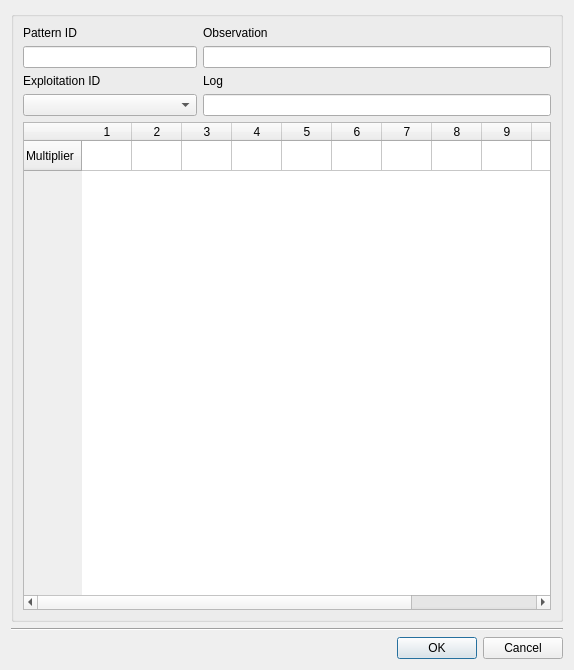
Old version of the form core/ui/toolbars/epa/nonvisual_pattern_ws.ui in the repository Giswater/giswater_qgis_plugin.
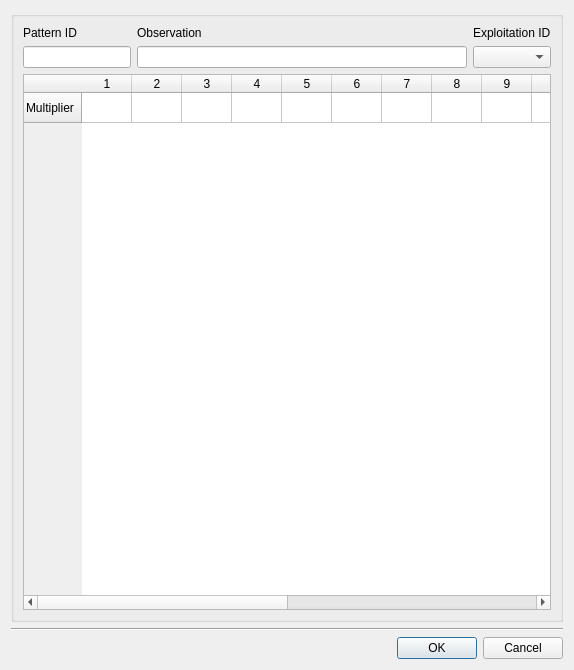
New version of the form.

Commit message: Enhancement: ws patterns -- refactor ui & set scale-to-fit for tableview

```diff
--- a/core/ui/toolbars/epa/nonvisual_pattern_ws.ui
+++ b/core/ui/toolbars/epa/nonvisual_pattern_ws.ui
@@ -95,46 +95,7 @@
           </property>
          </widget>
         </item>
-        <item row="2" column="0">
-         <widget class="QLabel" name="lbl_pattern_type">
-          <property name="sizePolicy">
-           <sizepolicy hsizetype="Minimum" vsizetype="Preferred">
-            <horstretch>0</horstretch>
-            <verstretch>0</verstretch>
-           </sizepolicy>
-          </property>
-          <property name="text">
-           <string>Exploitation ID</string>
-          </property>
-         </widget>
-        </item>
-        <item row="3" column="0">
-         <widget class="QComboBox" name="cmb_expl_id">
-          <property name="sizePolicy">
-           <sizepolicy hsizetype="Minimum" vsizetype="Fixed">
-            <horstretch>0</horstretch>
-            <verstretch>0</verstretch>
-           </sizepolicy>
-          </property>
-         </widget>
-        </item>
-        <item row="3" column="1" colspan="2">
-         <widget class="QLineEdit" name="txt_log"/>
-        </item>
-        <item row="2" column="1" colspan="2">
-         <widget class="QLabel" name="lbl_log">
-          <property name="sizePolicy">
-           <sizepolicy hsizetype="Preferred" vsizetype="Minimum">
-            <horstretch>0</horstretch>
-            <verstretch>0</verstretch>
-           </sizepolicy>
-          </property>
-          <property name="text">
-           <string>Log</string>
-          </property>
-         </widget>
-        </item>
-        <item row="1" column="1" colspan="2">
+        <item row="1" column="1">
          <widget class="QLineEdit" name="txt_observ">
           <property name="sizePolicy">
            <sizepolicy hsizetype="Expanding" vsizetype="Fixed">
@@ -144,7 +105,17 @@
           </property>
          </widget>
         </item>
-        <item row="0" column="1" colspan="2">
+        <item row="1" column="2">
+         <widget class="QComboBox" name="cmb_expl_id">
+          <property name="sizePolicy">
+           <sizepolicy hsizetype="Minimum" vsizetype="Fixed">
+            <horstretch>0</horstretch>
+            <verstretch>0</verstretch>
+           </sizepolicy>
+          </property>
+         </widget>
+        </item>
+        <item row="0" column="1">
          <widget class="QLabel" name="lbl_observ">
           <property name="sizePolicy">
            <sizepolicy hsizetype="Preferred" vsizetype="Fixed">
@@ -157,6 +128,19 @@
           </property>
          </widget>
         </item>
+        <item row="0" column="2">
+         <widget class="QLabel" name="lbl_pattern_type">
+          <property name="sizePolicy">
+           <sizepolicy hsizetype="Minimum" vsizetype="Preferred">
+            <horstretch>0</horstretch>
+            <verstretch>0</verstretch>
+           </sizepolicy>
+          </property>
+          <property name="text">
+           <string>Exploitation ID</string>
+          </property>
+         </widget>
+        </item>
        </layout>
       </item>
       <item row="1" column="0" colspan="2">
@@ -231,6 +215,36 @@
             <string>12</string>
            </property>
           </column>
+          <column>
+           <property name="text">
+            <string>13</string>
+           </property>
+          </column>
+          <column>
+           <property name="text">
+            <string>14</string>
+           </property>
+          </column>
+          <column>
+           <property name="text">
+            <string>15</string>
+           </property>
+          </column>
+          <column>
+           <property name="text">
+            <string>16</string>
+           </property>
+          </column>
+          <column>
+           <property name="text">
+            <string>17</string>
+           </property>
+          </column>
+          <column>
+           <property name="text">
+            <string>18</string>
+           </property>
+          </column>
          </widget>
         </item>
        </layout>
```
The commit also changes 1 other file.
